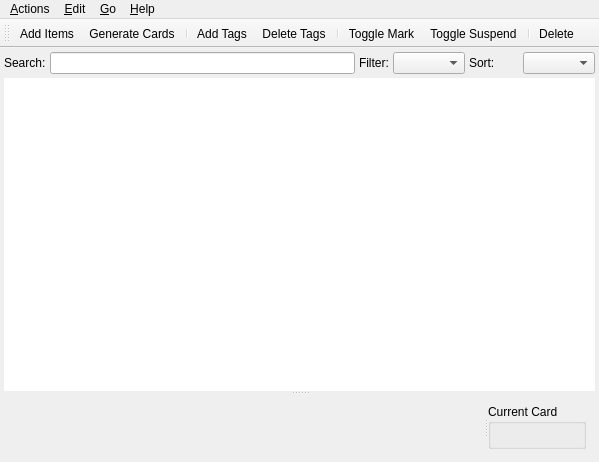
Above: designer/cardlist.ui from darkdragon-001/anki before the change. Below: the same form after it.
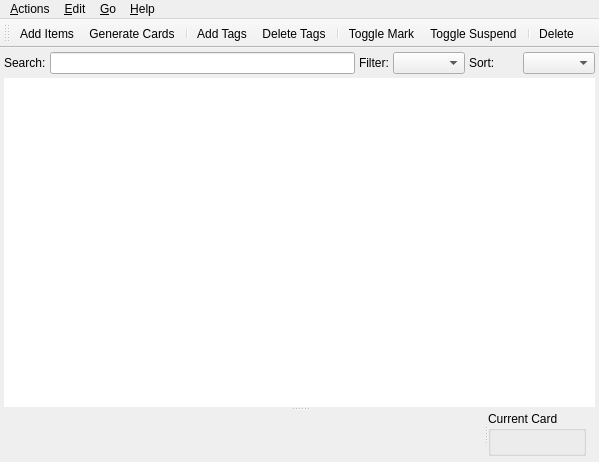
That is the form after the change. Icons and pictures are not drawn.

Diff of the .ui file:
```diff
--- a/designer/cardlist.ui
+++ b/designer/cardlist.ui
@@ -161,6 +161,12 @@
         <enum>QFrame::Raised</enum>
        </property>
        <layout class="QVBoxLayout" name="verticalLayout_2">
+        <property name="topMargin">
+         <number>0</number>
+        </property>
+        <property name="bottomMargin">
+         <number>2</number>
+        </property>
         <item>
          <widget class="QSplitter" name="splitter2">
           <property name="orientation">
```
Left out of the diff: 14 changed lines with no effect on the pictures.
